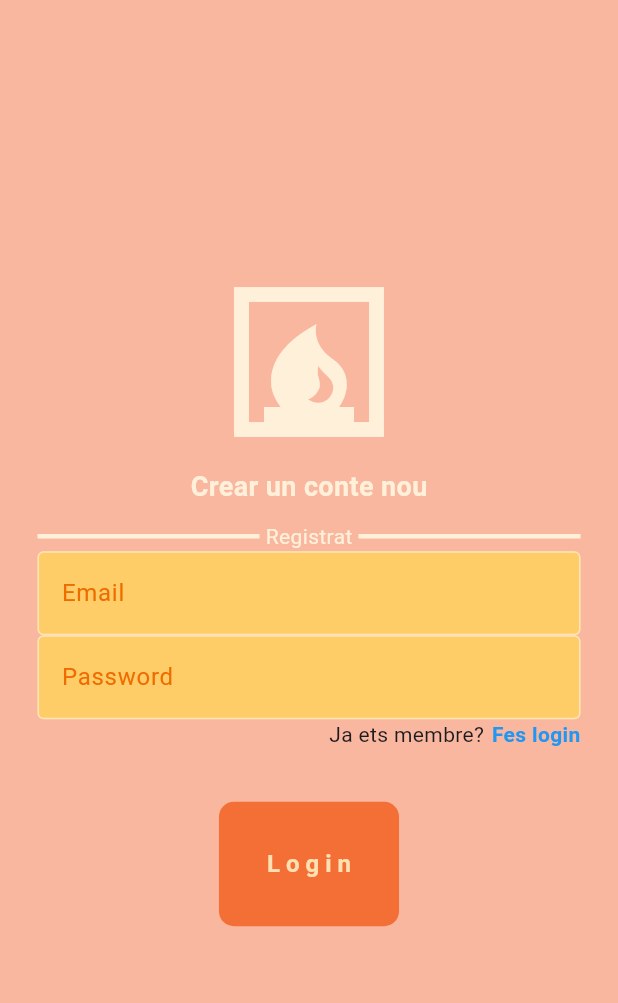
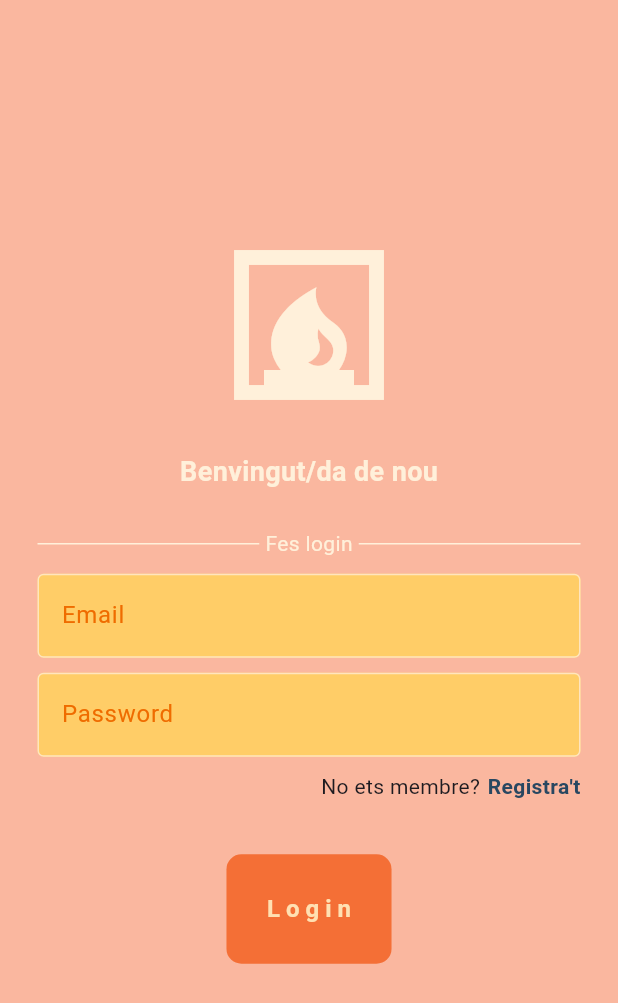
Before and after one commit to RamonAlgo/fluter_firebase_2324, a Flutter app: the screen it shows after launch, on a phone screen of 412 x 824 dp. Shown: the top 1003 px of the screen. Run offline on Flutter 3.47's test engine with Material 3 defaults, Android fonts, the light colour scheme and no system bars; our stand-ins replace firebase_auth, firebase_core; missing offline and left inert: dart:html; accounts and stored records are empty.

Commit message:
Login funcionan

```diff
--- /dev/null
+++ b/lib/auth/login_o_registre.dart
@@ -0,0 +1,34 @@
+
+import 'package:fluter_firebase_2324/pagines/pagina_login.dart';
+import 'package:fluter_firebase_2324/pagines/pagina_registre.dart';
+import 'package:flutter/material.dart';
+
+
+class LoginORegistre extends StatefulWidget {
+  const LoginORegistre({super.key});
+
+  @override
+  State<LoginORegistre> createState() => _LoginORegistreState();
+}
+
+class _LoginORegistreState extends State<LoginORegistre> {
+
+  bool mostraPaginaLogin = true;
+
+  void intercanviarPaginesLoginRegistre() {
+    setState(() {
+      mostraPaginaLogin = !mostraPaginaLogin;
+    });
+  }
+
+  @override
+  Widget build(BuildContext context) {
+
+    if (mostraPaginaLogin) {
+      return PaginaLogin(alFerClic: intercanviarPaginesLoginRegistre,);
+    } else {
+      return PaginaRegistre(alFerClic: intercanviarPaginesLoginRegistre,);
+    }
+
+  }
+}
--- /dev/null
+++ b/lib/auth/portal_auth.dart
@@ -0,0 +1,25 @@
+import 'package:firebase_auth/firebase_auth.dart';
+import 'package:fluter_firebase_2324/auth/login_o_registre.dart';
+import 'package:fluter_firebase_2324/pagines/pagina_inici.dart';
+import 'package:flutter/material.dart';
+
+class PortalAuth extends StatelessWidget {
+  const PortalAuth({super.key});
+
+  @override
+  Widget build(BuildContext context) {
+    return Scaffold(
+      body: StreamBuilder(
+        stream: FirebaseAuth.instance.authStateChanges(),
+        builder: (context, snapshot) {
+
+          if (snapshot.hasData) {
+            return const PaginaInici();
+          }else{
+            return const LoginORegistre();
+          }
+        },
+      ),
+    );
+  }
+}
--- a/lib/components/boto_auth.dart
+++ b/lib/components/boto_auth.dart
@@ -3,13 +3,13 @@ import 'package:flutter/material.dart';
 class BotoAuth extends StatelessWidget {
 
   final String text;
-  final void Function()? onTap;
+  final Function() onTap;
 
   BotoAuth({
     super.key,
     required this.text,
     required this.onTap,
-    });
+  });
 
   @override
   Widget build(BuildContext context) {
@@ -21,19 +21,19 @@ class BotoAuth extends StatelessWidget {
           color: Color.fromARGB(255, 244, 111, 54),
         ),
         padding: const EdgeInsets.symmetric(
-          horizontal: 30,
-           vertical: 30,
-           ),
+          horizontal: 25,
+          vertical: 25,
+        ),
         margin: const EdgeInsets.all(25),
         child: Text(
-          "Login",
+          text,
           style: TextStyle(
             color: Colors.orange[100],
             fontWeight: FontWeight.bold,
             fontSize: 16,
             letterSpacing: 4,
           ),
-          ),
+        ),
       ),
     );
   }
--- a/lib/main.dart
+++ b/lib/main.dart
@@ -1,16 +1,17 @@
 import 'package:firebase_core/firebase_core.dart';
+import 'package:fluter_firebase_2324/auth/portal_auth.dart';
 import 'package:fluter_firebase_2324/firebase_options.dart';
-import 'package:fluter_firebase_2324/pagines/pagina_login.dart';
-import 'package:fluter_firebase_2324/pagines/pagina_registre.dart';
 import 'package:flutter/material.dart';
+
+
 
 void main() async {
 
   WidgetsFlutterBinding.ensureInitialized();
-
   await Firebase.initializeApp(
     options: DefaultFirebaseOptions.currentPlatform,
   );
+
   runApp(const MainApp());
 }
 
@@ -19,25 +20,28 @@ class MainApp extends StatelessWidget {
 
   @override
   Widget build(BuildContext context) {
-    return MaterialApp(
+    return const MaterialApp(
       debugShowCheckedModeBanner: false,
-      home: Scaffold(
-        body: PaginaRegistre(),
-      ),
+      home: PortalAuth(),
     );
   }
 }
 
 /*
 1) Tenir el Node.js instal·lat.
-2) mpm install -g firebase-tools
+2) npm install -g firebase-tools
 3) Fer login a Firebase: firebase login
-    - Si dona error de l'arxiu firebase.ps1, canviar-li el nom (o esborrar-lo i tornar a fer login).
+    - Si dona error de l'arxiu firebase.ps1, canviar-li el nom (o esborrar-lo
+    i tornar a fer login).
     - Si tornem a fer firebase login, ens diu en quin compte estem.
-    - Si vulguèssim canviar el compte, fem firebase logout.
-4) Fer: dart pub global acrtivate flutterfire_cli
+    - Si vulguéssim canviar el compte, fem firebase logout.
+
+4) Fer: dart pub global activate flutterfire_cli
 5) Vincular projecte local amb projecte Firebase de la Consola.
     - flutterfire configure
-6) Incloure les llibreries de Firebase que vulguem utilitzar
+
+6) Incloure les llibreries de Firebase que vulguem utilitzar.
     - flutter pub add firebase_auth
+    - flutter pub add firebase_core
+
 */
--- a/lib/pagines/pagina_login.dart
+++ b/lib/pagines/pagina_login.dart
@@ -1,25 +1,49 @@
+import 'package:fluter_firebase_2324/auth/servei_auth.dart';
 import 'package:fluter_firebase_2324/components/boto_auth.dart';
 import 'package:fluter_firebase_2324/components/textfield_auth.dart';
 import 'package:flutter/material.dart';
 
 class PaginaLogin extends StatefulWidget {
-  const PaginaLogin({super.key});
+
+  final void Function() alFerClic;
+
+  const PaginaLogin({
+    super.key,
+    required this.alFerClic,
+  });
 
   @override
   State<PaginaLogin> createState() => _PaginaLoginState();
 }
-
 
 class _PaginaLoginState extends State<PaginaLogin> {
 
   final TextEditingController controllerEmail = TextEditingController();
   final TextEditingController controllerPassword = TextEditingController();
 
+  void ferLogin(BuildContext context) async {
+    final serveiAuth = ServeiAuth();
+    //print(controllerPassword.text);
+    try {
 
-  void ferLogin(){
+      await serveiAuth.loginAmbEmailIPassword(
+        controllerEmail.text,
+        controllerPassword.text,
+      );
+
+    } catch (e) {
+
+      // ignore: use_build_context_synchronously
+      showDialog(
+        context: context,
+        builder: (context) => AlertDialog(
+          title: Text("Error"),
+          content: Text(e.toString()),
+        ),
+      );
+    }
 
   }
-
 
   @override
   Widget build(BuildContext context) {
@@ -40,44 +64,43 @@ class _PaginaLoginState extends State<PaginaLogin> {
                     color: Color.fromARGB(255, 255, 240, 218),
                   ),
 
-                  const SizedBox(height: 10,),
+                  const SizedBox(height: 25,),
 
-                  // Frase
-
+                  // Frase.
                   const Text(
                     "Benvingut/da de nou",
                     style: TextStyle(
                       color: Color.fromARGB(255, 255, 240, 218),
                       fontSize: 18,
                       fontWeight: FontWeight.bold,
-
                     ),
                   ),
 
-                  // Text divisori
+                  const SizedBox(height: 25,),
 
-                  const SizedBox(height: 10,),
-
+                  // Text divisori.
                   const Padding(
                     padding: EdgeInsets.symmetric(horizontal: 25,),
                     child: Row(
                       children: [
                         Expanded(
                           child: Divider(
-                            thickness: 3,
+                            thickness: 1,
                             color: Color.fromARGB(255, 255, 240, 218),
                           ),
                         ),
+
                         Padding(
-                          padding: EdgeInsets.symmetric(horizontal: 4),
+                          padding: EdgeInsets.symmetric(horizontal: 4,),
                           child: Text(
-                            "Fes Login",
+                            "Fes login",
                             style: TextStyle(color: Color.fromARGB(255, 255, 240, 218),),
                           ),
                         ),
+
                         Expanded(
                           child: Divider(
-                            thickness: 3,
+                            thickness: 1,
                             color: Color.fromARGB(255, 255, 240, 218),
                           ),
                         ),
@@ -85,39 +108,41 @@ class _PaginaLoginState extends State<PaginaLogin> {
                     ),
                   ),
 
+                  const SizedBox(height: 10,),
+
                   // TextField Email.
-
                   TextFieldAuth(
                     controller: controllerEmail,
                     hintText: "Email",
                     obscureText: false,
                   ),
 
-                  // TextField Password
+                  const SizedBox(height: 10,),
 
+                  // TextField Password.
                   TextFieldAuth(
                     controller: controllerPassword,
                     hintText: "Password",
                     obscureText: true,
                   ),
 
+                  const SizedBox(height: 10,),
 
-
-                  // No estàs registra/da
+                  // No estàs registrat/da?
                   Padding(
-                    padding: EdgeInsets.symmetric(horizontal: 25),
+                    padding: const EdgeInsets.symmetric(horizontal: 25),
                     child: Row(
                       mainAxisAlignment: MainAxisAlignment.end,
                       children: [
-                        Text("No ets membre?"),
-                        SizedBox(width: 5,),
+                        const Text("No ets membre?"),
+                        const SizedBox(width: 5,),
                         GestureDetector(
-                          onTap: () {},
-                          child: Text(
+                          onTap: widget.alFerClic,
+                          child: const Text(
                             "Registra't",
                             style: TextStyle(
                               fontWeight: FontWeight.bold,
-                              color: Colors.blue,
+                              color: Color.fromARGB(255, 40, 71, 97),
                             ),
                           ),
                         ),
@@ -127,13 +152,12 @@ class _PaginaLoginState extends State<PaginaLogin> {
 
                   const SizedBox(height: 10,),
 
-                  // Boto login
+                  // Botó Login.
                   BotoAuth(
                     text: "Login",
-                    onTap: ferLogin,
+
+                    onTap: () => ferLogin(context),
                   ),
-
-
                 ],
               ),
             ),
--- a/lib/pagines/pagina_registre.dart
+++ b/lib/pagines/pagina_registre.dart
@@ -2,20 +2,29 @@ import 'package:fluter_firebase_2324/components/boto_auth.dart';
 import 'package:fluter_firebase_2324/components/textfield_auth.dart';
 import 'package:flutter/material.dart';
 
-class PaginaRegistre extends StatelessWidget {
+class PaginaRegistre extends StatefulWidget {
+
+  final void Function() alFerClic;
+
+  const PaginaRegistre({
+    super.key,
+    required this.alFerClic,
+  });
+
+  @override
+  State<PaginaRegistre> createState() => _PaginaRegistreState();
+}
+
+class _PaginaRegistreState extends State<PaginaRegistre> {
 
   final TextEditingController controllerEmail = TextEditingController();
   final TextEditingController controllerPassword = TextEditingController();
   final TextEditingController controllerConfirmarPassword = TextEditingController();
 
-  PaginaRegistre({
-    super.key,
-    });
-
-
   void ferRegistre() {
 
   }
+
   @override
   Widget build(BuildContext context) {
     return Scaffold(
@@ -35,44 +44,43 @@ class PaginaRegistre extends StatelessWidget {
                     color: Color.fromARGB(255, 255, 240, 218),
                   ),
 
-                  const SizedBox(height: 10,),
+                  const SizedBox(height: 25,),
 
-                  // Frase
-
+                  // Frase.
                   const Text(
-                    "Crear un conte nou",
+                    "Crea un compte nou",
                     style: TextStyle(
                       color: Color.fromARGB(255, 255, 240, 218),
                       fontSize: 18,
                       fontWeight: FontWeight.bold,
-
                     ),
                   ),
 
-                  // Text divisori
+                  const SizedBox(height: 25,),
 
-                  const SizedBox(height: 10,),
-
+                  // Text divisori.
                   const Padding(
                     padding: EdgeInsets.symmetric(horizontal: 25,),
                     child: Row(
                       children: [
                         Expanded(
                           child: Divider(
-                            thickness: 3,
+                            thickness: 1,
                             color: Color.fromARGB(255, 255, 240, 218),
                           ),
                         ),
+
                         Padding(
-                          padding: EdgeInsets.symmetric(horizontal: 4),
+                          padding: EdgeInsets.symmetric(horizontal: 4,),
                           child: Text(
-                            "Registrat",
+                            "Registra't",
                             style: TextStyle(color: Color.fromARGB(255, 255, 240, 218),),
                           ),
                         ),
+
                         Expanded(
                           child: Divider(
-                            thickness: 3,
+                            thickness: 1,
                             color: Color.fromARGB(255, 255, 240, 218),
                           ),
                         ),
@@ -80,39 +88,41 @@ class PaginaRegistre extends StatelessWidget {
                     ),
                   ),
 
+                  const SizedBox(height: 10,),
+
                   // TextField Email.
-
                   TextFieldAuth(
                     controller: controllerEmail,
                     hintText: "Email",
                     obscureText: false,
                   ),
 
-                  // TextField Password
+                  const SizedBox(height: 10,),
 
+                  // TextField Password.
                   TextFieldAuth(
                     controller: controllerPassword,
                     hintText: "Password",
                     obscureText: true,
                   ),
 
+                  const SizedBox(height: 10,),
 
-
-                  // No estàs registra/da
+                  // No estàs registrat/da?
                   Padding(
-                    padding: EdgeInsets.symmetric(horizontal: 25),
+                    padding: const EdgeInsets.symmetric(horizontal: 25),
                     child: Row(
                       mainAxisAlignment: MainAxisAlignment.end,
                       children: [
-                        Text("Ja ets membre?"),
-                        SizedBox(width: 5,),
+                        const Text("Ja ets membre?"),
+                        const SizedBox(width: 5,),
                         GestureDetector(
-                          onTap: () {},
-                          child: Text(
+                          onTap: widget.alFerClic,
+                          child: const Text(
                             "Fes login",
                             style: TextStyle(
                               fontWeight: FontWeight.bold,
-                              color: Colors.blue,
+                              color: Color.fromARGB(255, 40, 71, 97),
                             ),
                           ),
                         ),
@@ -122,13 +132,11 @@ class PaginaRegistre extends StatelessWidget {
 
                   const SizedBox(height: 10,),
 
-                  // Boto login
+                  // Botó Registra't.
                   BotoAuth(
-                    text: "Registre",
+                    text: "Registra't",
                     onTap: ferRegistre,
                   ),
-
-
                 ],
               ),
             ),
```
Also changed, not shown: lib/auth/servei_auth.dart (added, +31 -0 lines), lib/pagines/pagina_inici.dart (added, +22 -0 lines), lib/firebase_options.dart.
